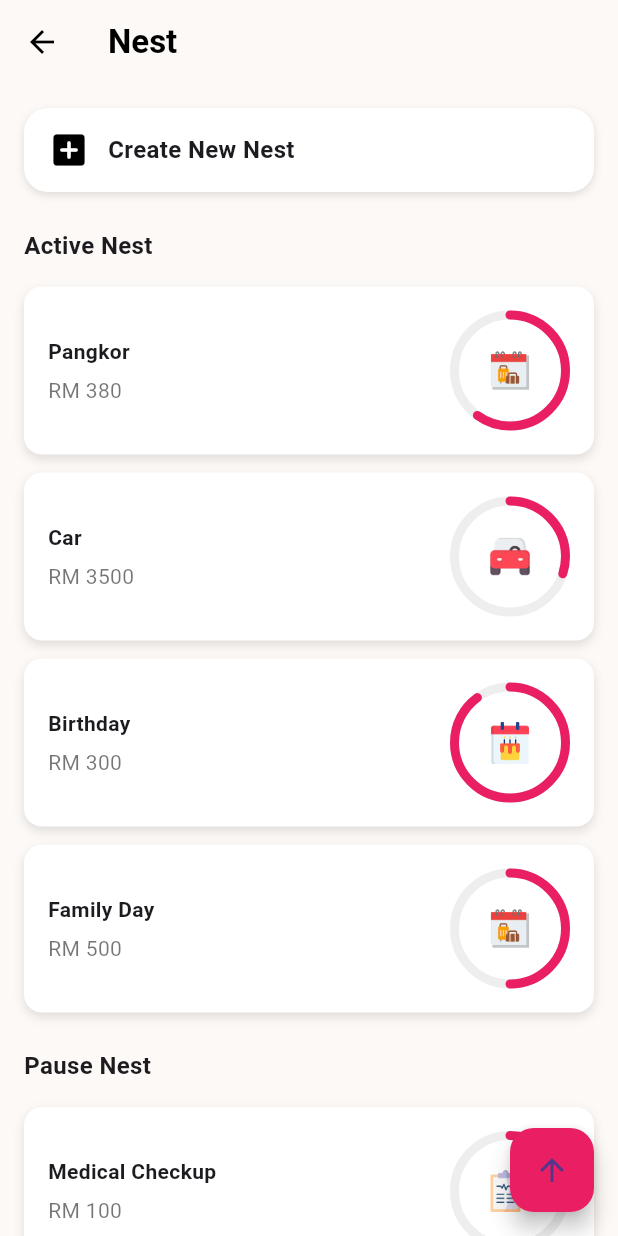
After one commit to SuchiraSumon/Project-Intern-A242, a Flutter app: the screen it shows after launch, after a tap on "View more", on a phone screen of 412 x 824 dp. The commit adds this screen. Run offline on Flutter 3.47's test engine with Material 3 defaults, Android fonts, the phone set to English and light mode, and no system bars; drawn by our look-alikes of percent_indicator.

Commit message:
Nest page
Full nest UI and medical png added

```diff
--- a/lib/main.dart
+++ b/lib/main.dart
@@ -1,5 +1,6 @@
 import 'package:flutter/material.dart';
 import 'package:percent_indicator/percent_indicator.dart';
+import 'nest.dart';
 
 void main() {
   runApp(const MyApp());
@@ -141,14 +142,29 @@ class DiscoverPage extends StatelessWidget {
             const SizedBox(height: 24),
 
             // NEST HEADER
+            // NEST HEADER with navigation
             Row(
               mainAxisAlignment: MainAxisAlignment.spaceBetween,
-              children: const [
-                Text(
+              children: [
+                const Text(
                   "Nest",
                   style: TextStyle(fontWeight: FontWeight.bold, fontSize: 16),
                 ),
-                Text("View more", style: TextStyle(color: Colors.grey)),
+                GestureDetector(
+                  onTap: () {
+                    Navigator.push(
+                      context,
+                      MaterialPageRoute(builder: (context) => const NestPage()),
+                    );
+                  },
+                  child: const Text(
+                    "View more",
+                    style: TextStyle(
+                      color: Colors.grey,
+                      decoration: TextDecoration.underline,
+                    ),
+                  ),
+                ),
               ],
             ),
 
--- /dev/null
+++ b/lib/nest.dart
@@ -0,0 +1,145 @@
+import 'package:flutter/material.dart';
+import 'main.dart'; // so we can reuse goalCard() and TravelProgress
+
+class NestPage extends StatelessWidget {
+  const NestPage({super.key});
+
+  @override
+  Widget build(BuildContext context) {
+    return Scaffold(
+      backgroundColor: const Color(0xFFFDF9F6),
+      appBar: AppBar(
+        backgroundColor: Colors.transparent,
+        elevation: 0,
+        leading: IconButton(
+          icon: const Icon(Icons.arrow_back, color: Colors.black),
+          onPressed: () => Navigator.pop(context),
+        ),
+        title: const Text(
+          "Nest",
+          style: TextStyle(color: Colors.black, fontWeight: FontWeight.bold),
+        ),
+      ),
+
+      body: SingleChildScrollView(
+        padding: const EdgeInsets.all(16),
+        child: Column(
+          crossAxisAlignment: CrossAxisAlignment.start,
+          children: [
+            // Create New Nest button
+            Container(
+              padding: const EdgeInsets.symmetric(horizontal: 16, vertical: 14),
+              decoration: BoxDecoration(
+                color: Colors.white,
+                borderRadius: BorderRadius.circular(16),
+                boxShadow: [
+                  BoxShadow(
+                    color: Colors.black12,
+                    blurRadius: 4,
+                    offset: const Offset(0, 2),
+                  ),
+                ],
+              ),
+              child: Row(
+                children: const [
+                  Icon(Icons.add_box_rounded, color: Colors.black, size: 28),
+                  SizedBox(width: 12),
+                  Text(
+                    "Create New Nest",
+                    style: TextStyle(fontWeight: FontWeight.bold, fontSize: 16),
+                  ),
+                ],
+              ),
+            ),
+
+            const SizedBox(height: 24),
+
+            // Active Nest Section
+            const Text(
+              "Active Nest",
+              style: TextStyle(fontWeight: FontWeight.bold, fontSize: 16),
+            ),
+            const SizedBox(height: 16),
+
+            Column(
+              children: [
+                goalCard(
+                  "Pangkor",
+                  "RM 380",
+                  const TravelProgress(
+                    percent: 0.6,
+                    image: "lib/assets/images/travel.png",
+                  ),
+                ),
+                const SizedBox(height: 12),
+                goalCard(
+                  "Car",
+                  "RM 3500",
+                  const TravelProgress(
+                    percent: 0.3,
+                    image: "lib/assets/images/car.jpg",
+                  ),
+                ),
+                const SizedBox(height: 12),
+                goalCard(
+                  "Birthday",
+                  "RM 300",
+                  const TravelProgress(
+                    percent: 0.9,
+                    image: "lib/assets/images/birthday.jpg",
+                  ),
+                ),
+                const SizedBox(height: 12),
+                goalCard(
+                  "Family Day",
+                  "RM 500",
+                  const TravelProgress(
+                    percent: 0.5,
+                    image: "lib/assets/images/travel.png",
+                  ),
+                ),
+              ],
+            ),
+
+            const SizedBox(height: 24),
+
+            // Pause Nest Section
+            const Text(
+              "Pause Nest",
+              style: TextStyle(fontWeight: FontWeight.bold, fontSize: 16),
+            ),
+            const SizedBox(height: 16),
+
+            Column(
+              children: [
+                goalCard(
+                  "Medical Checkup",
+                  "RM 100",
+                  const TravelProgress(
+                    percent: 0.2,
+                    image: "lib/assets/images/medical.png",
+                  ),
+                ),
+                const SizedBox(height: 12),
+                goalCard(
+                  "Emergency",
+                  "RM 0",
+                  const TravelProgress(
+                    percent: 0.0,
+                    image: "lib/assets/images/medical.png",
+                  ),
+                ),
+              ],
+            ),
+          ],
+        ),
+      ),
+
+      floatingActionButton: FloatingActionButton(
+        onPressed: () {},
+        backgroundColor: Colors.pink,
+        child: const Icon(Icons.arrow_upward),
+      ),
+    );
+  }
+}
--- a/pubspec.yaml
+++ b/pubspec.yaml
@@ -68,6 +68,7 @@ flutter:
     - lib/assets/images/car.jpg
     - lib/assets/images/profile.jpg
     - lib/assets/images/travel.png
+    - lib/assets/images/medical.png
 
   # An image asset can refer to one or more resolution-specific "variants", see
   # https://flutter.dev/to/resolution-aware-images
```
Also changed, not shown: lib/assets/images/medical.png (added).
